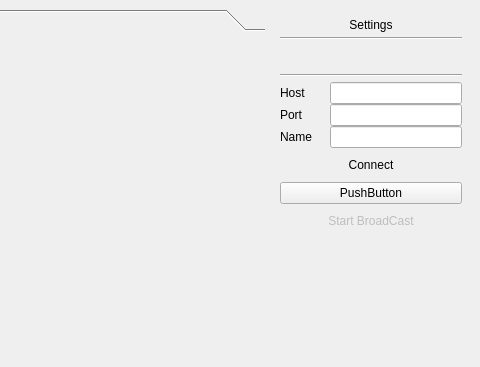
Before: the Qt Designer form guicore.ui in Mesteriis/MyTcpClient, drawn with Qt 5; both pictures show x 320 to 800 and y 0 to 367 of the 800 by 600 pixel window.
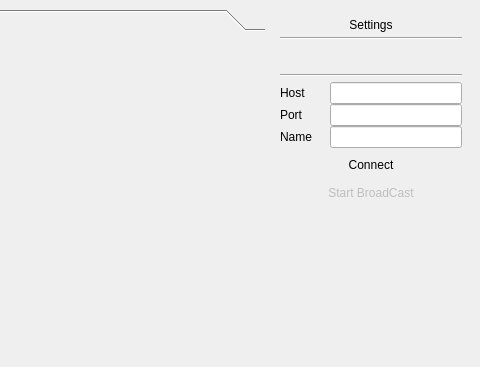
After: the same form once the commit is applied. Icons and pictures are not drawn. Custom widgets are drawn as their Qt base class.

```diff
--- a/guicore.ui
+++ b/guicore.ui
@@ -398,7 +398,7 @@
            </item>
           </layout>
          </item>
-         <item row="4" column="0">
+         <item row="3" column="0">
           <spacer name="verticalSpacer">
            <property name="orientation">
             <enum>Qt::Vertical</enum>
@@ -424,7 +424,7 @@
            </property>
           </widget>
          </item>
-         <item row="3" column="0">
+         <item row="2" column="0">
           <widget class="QPushButton" name="pushButtonStartBroadCast">
            <property name="enabled">
             <bool>false</bool>
@@ -437,13 +437,6 @@
            </property>
           </widget>
          </item>
-         <item row="2" column="0">
-          <widget class="QPushButton" name="pushButton">
-           <property name="text">
-            <string>PushButton</string>
-           </property>
-          </widget>
-         </item>
         </layout>
        </widget>
       </item>
```
